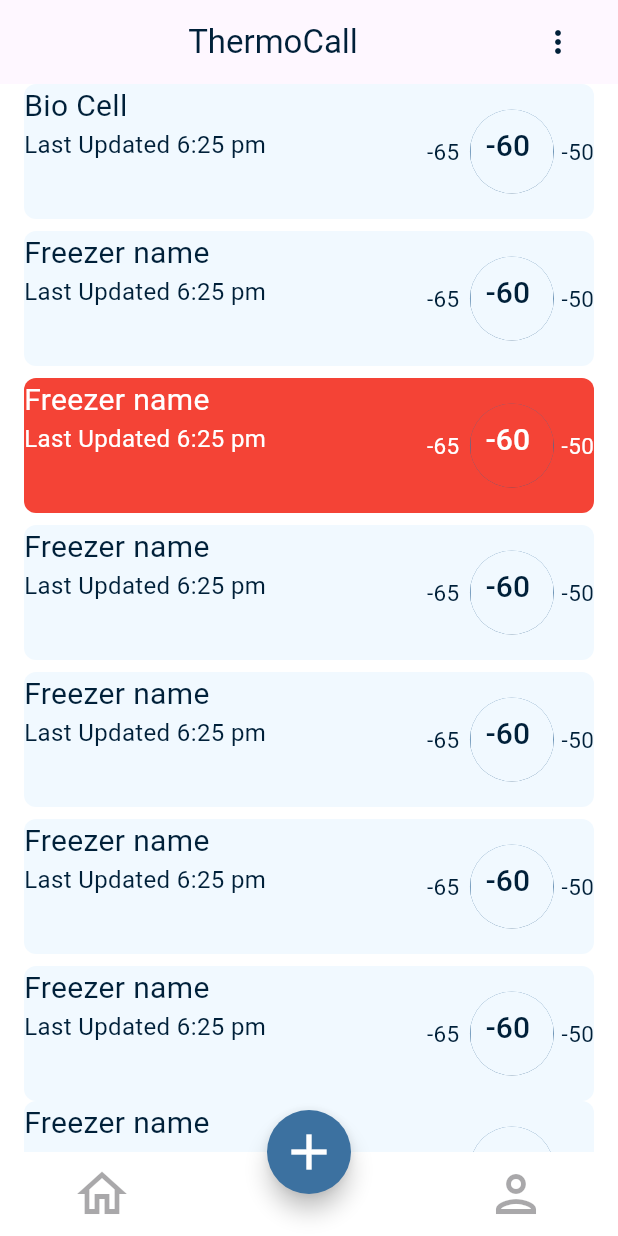
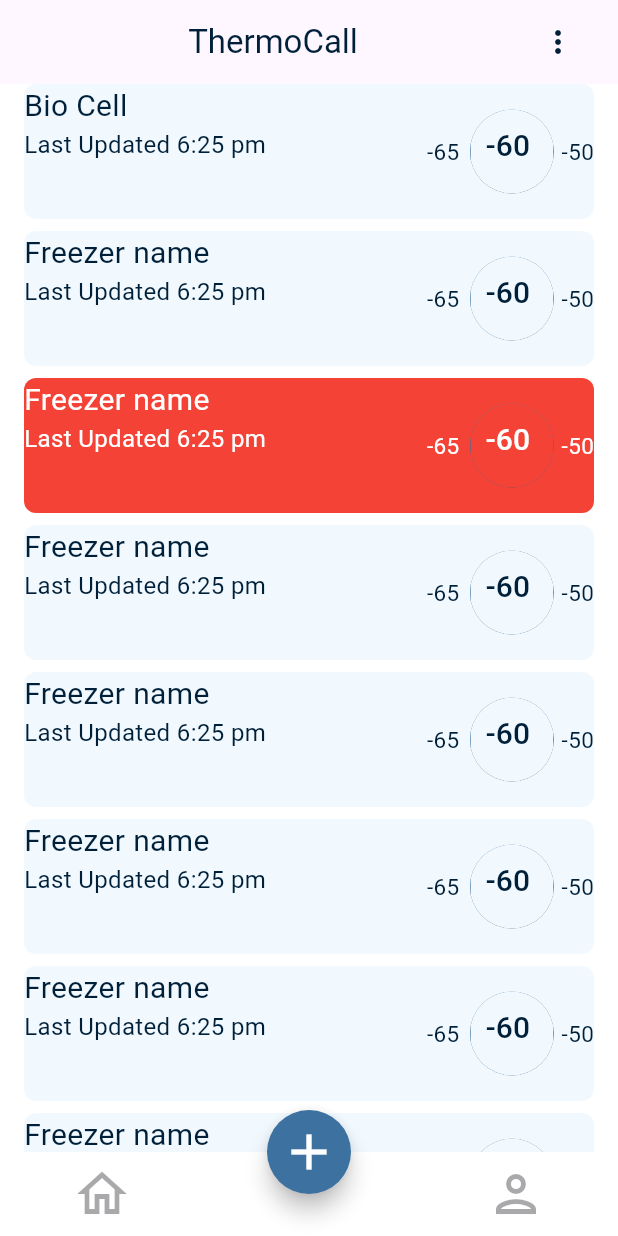
Before and after one commit to Saeed1386Eslami/thermocall, a Flutter app: the screen it shows after launch, after a tap on "Log in", on a phone screen of 412 x 824 dp. Run offline on Flutter 3.47's test engine with Material 3 defaults, Android fonts, the light colour scheme and no system bars.

```diff
--- a/lib/home/view/home.dart
+++ b/lib/home/view/home.dart
@@ -82,6 +82,10 @@ class HomePage extends StatelessWidget {
                     Freezer(
                         freezer_name: "Freezer name",
                       Update: "Last Updated 6:25 pm", iserror: false,),
+                    Padding(
+                        padding: EdgeInsets.only(
+                          bottom: 8,
+                        )),
                     Freezer(
                       freezer_name: "Freezer name",                        Update: "Last Updated 6:25 pm", iserror: false,),
                     Padding(
--- a/pubspec.yaml
+++ b/pubspec.yaml
@@ -30,7 +30,7 @@ environment:
 dependencies:
   flutter:
     sdk: flutter
-
+    bloc: ^8.1.1
 
   # The following adds the Cupertino Icons font to your application.
   # Use with the CupertinoIcons class for iOS style icons.
```
